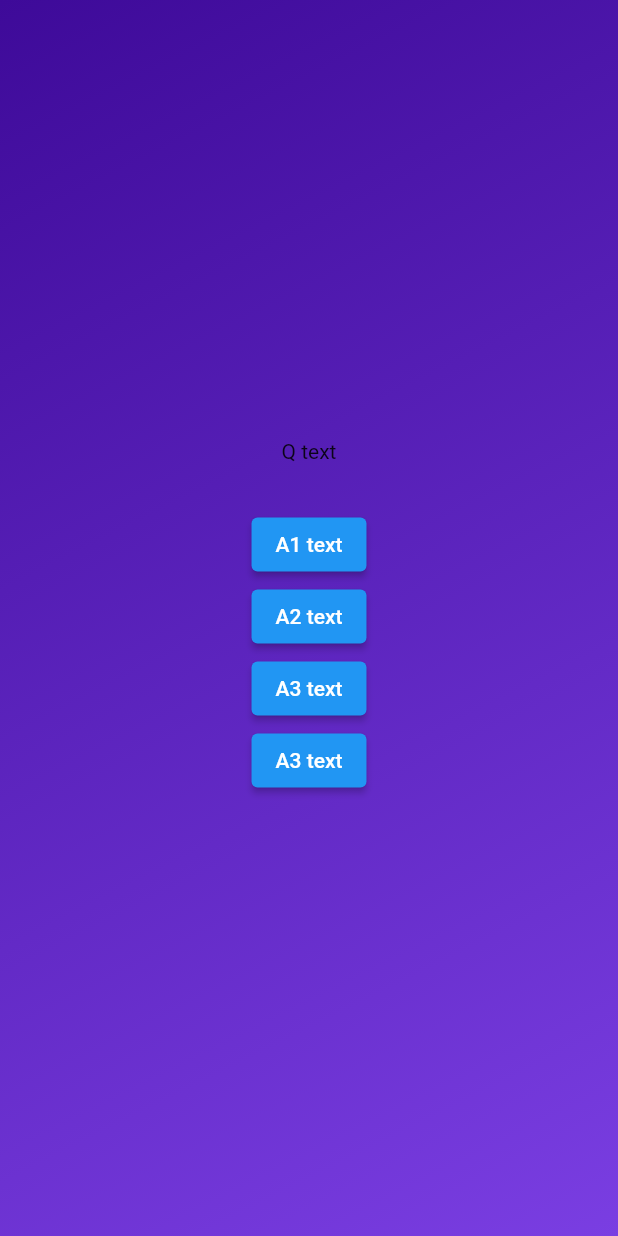
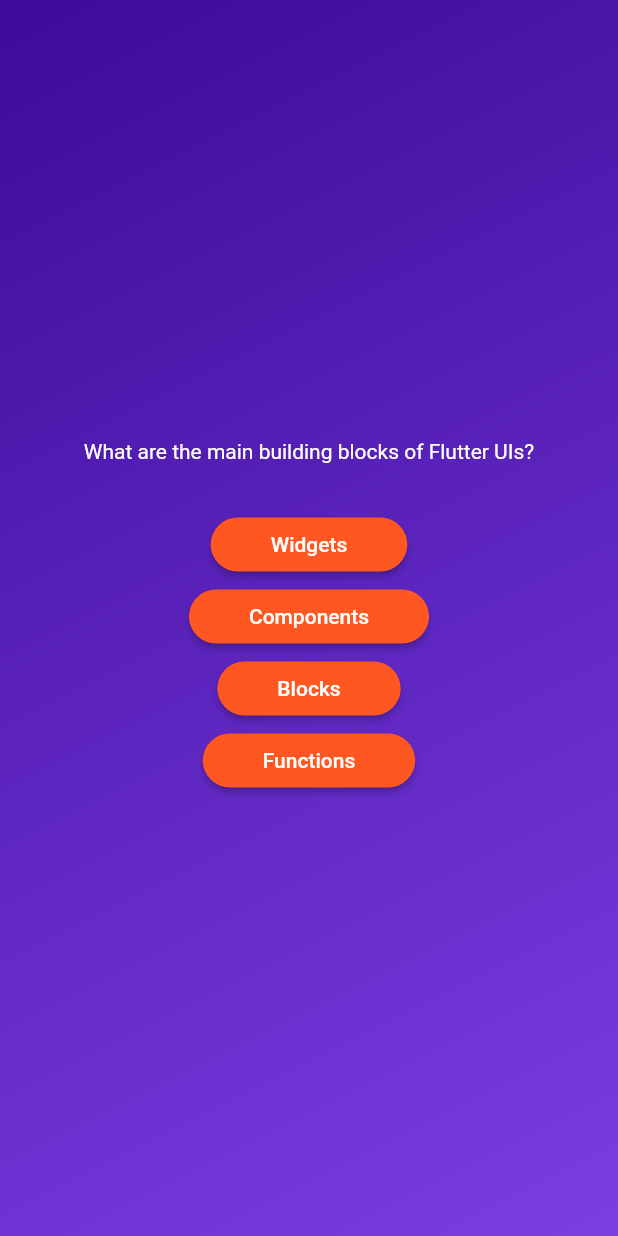
Before and after one commit to KyleIrvs/quiz_app, a Flutter app: the screen it shows after launch, after a tap on "Start Quiz", on a phone screen of 412 x 824 dp. Run offline on Flutter 3.47's test engine with Material 2 defaults, Android fonts, the phone set to English and light mode, and no system bars.

Commit message:
add functionality to display single question

```diff
--- a/lib/questions_screen.dart
+++ b/lib/questions_screen.dart
@@ -1,4 +1,7 @@
 import 'package:flutter/material.dart';
+
+import 'package:quiz_app/answer_button.dart';
+import 'package:quiz_app/data/questions.dart';
 
 class QuestionsScreen extends StatefulWidget {
   const QuestionsScreen({super.key});
@@ -10,17 +13,23 @@ class QuestionsScreen extends StatefulWidget {
 class _QuestionsScreenState extends State<QuestionsScreen> {
   @override
   Widget build(BuildContext context) {
+
+    final currentQuestion = questions[0];
+
     return SizedBox(
       width: double.infinity,
       child: Column(
         mainAxisAlignment: MainAxisAlignment.center,
         children: [
-          const Text('Q text'),
+          Text(
+            currentQuestion.text,
+            style: TextStyle(color: Colors.white),
+          ),
           const SizedBox(height: 30),
-          ElevatedButton(onPressed: () {}, child: const Text('A1 text')),
-          ElevatedButton(onPressed: () {}, child: const Text('A2 text')),
-          ElevatedButton(onPressed: () {}, child: const Text('A3 text')),
-          ElevatedButton(onPressed: () {}, child: const Text('A3 text')),
+          // ... spreads iterables to individual widgets instead of List<widgets>
+          ...currentQuestion.answers.map((answerText) {
+            return AnswerButton(answerText, (){});
+          })
         ],
       ),
     );
```
